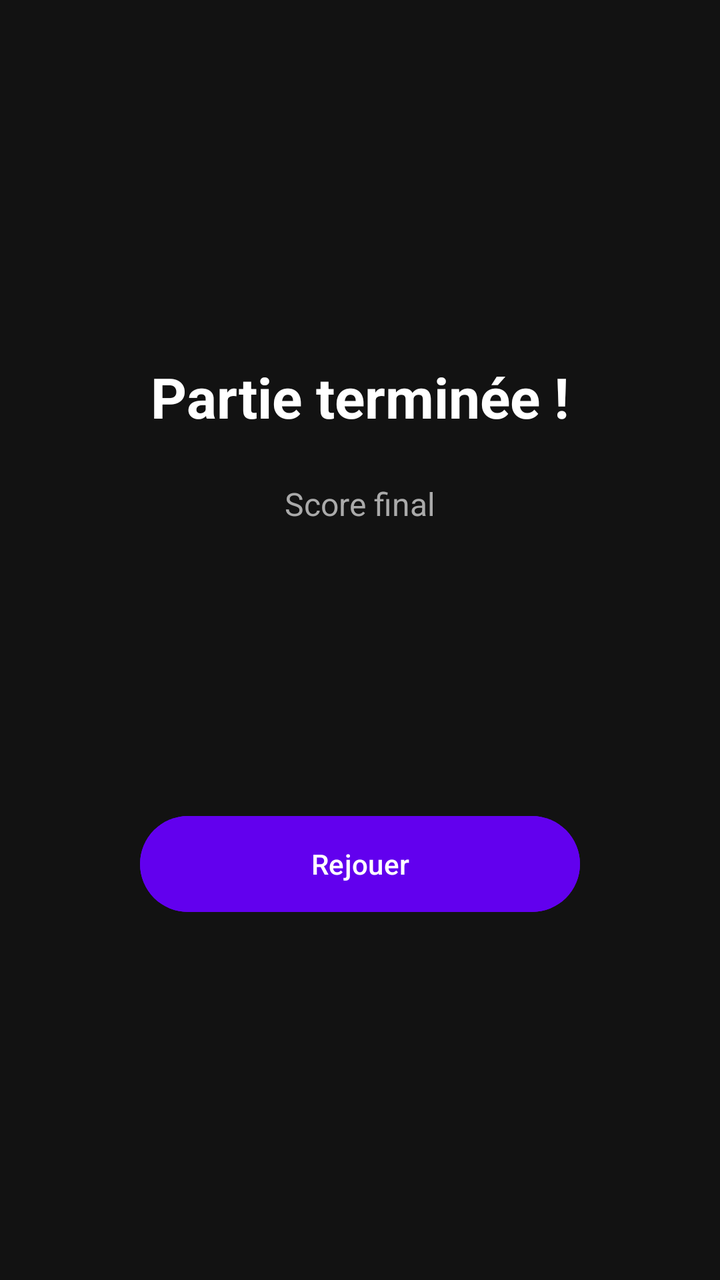
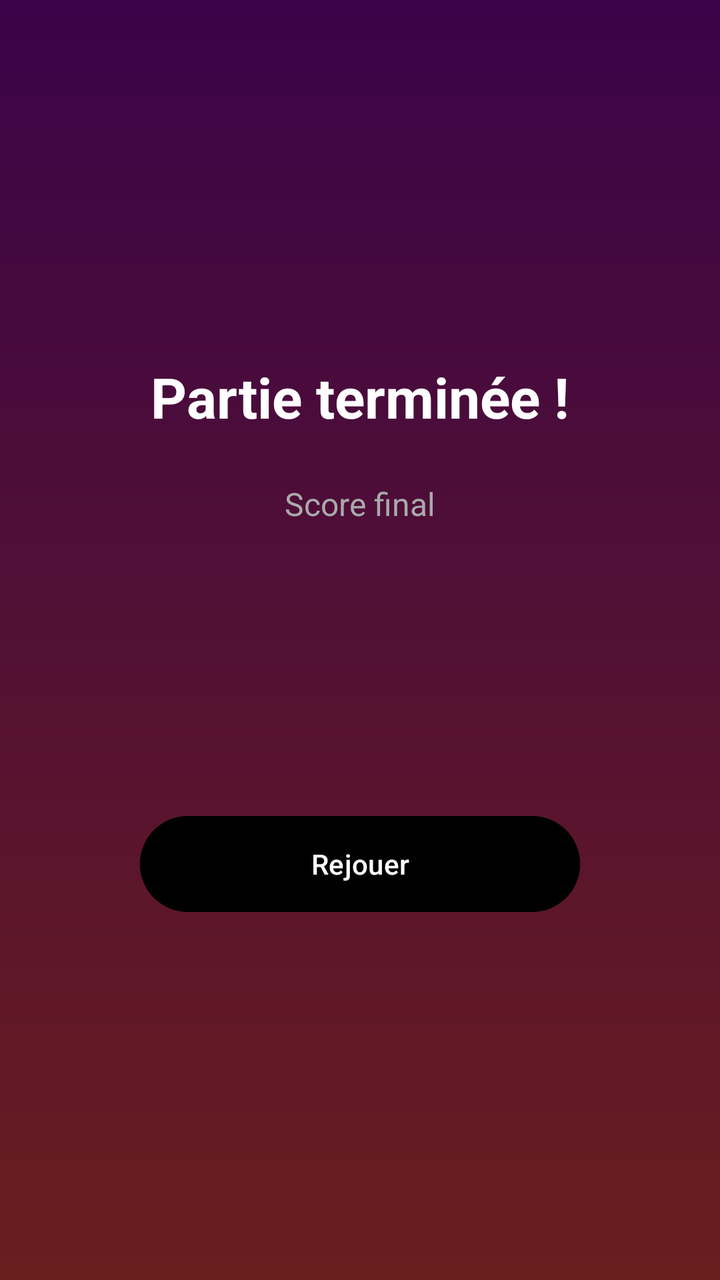

Two renders of the same Android screen: before a commit and after it. Below are the layout's source before the change and the commit's diff.
<!-- AndroidManifest.xml: application theme Theme.Rien_a_Cacher -->
<!-- res/layout/activity_game_end.xml -->
<?xml version="1.0" encoding="utf-8"?>
<LinearLayout xmlns:android="http://schemas.android.com/apk/res/android"
    android:layout_width="match_parent"
    android:layout_height="match_parent"
    android:orientation="vertical"
    android:gravity="center"
    android:background="#121212"
    android:padding="32dp">

    <TextView
        android:layout_width="wrap_content"
        android:layout_height="wrap_content"
        android:text="Partie terminée !"
        android:textSize="28sp"
        android:textStyle="bold"
        android:textColor="#FFFFFF"
        android:layout_marginBottom="24dp" />

    <TextView
        android:layout_width="wrap_content"
        android:layout_height="wrap_content"
        android:text="Score final"
        android:textSize="16sp"
        android:textColor="#AAAAAA"
        android:layout_marginBottom="8dp" />

    <TextView
        android:id="@+id/tvFinalScore"
        android:layout_width="wrap_content"
        android:layout_height="wrap_content"
        android:textSize="64sp"
        android:textStyle="bold"
        android:textColor="#03DAC5"
        android:layout_marginBottom="48dp" />

    <Button
        android:id="@+id/btnReplay"
        android:layout_width="220dp"
        android:layout_height="56dp"
        android:text="Rejouer"
        android:textColor="#FFFFFF"
        android:backgroundTint="#6200EE" />

</LinearLayout>
<!-- resources referenced by this layout -->
<resources>
  <style name="Theme.Rien_a_Cacher" parent="Base.Theme.Rien_a_Cacher" />
  <style name="Base.Theme.Rien_a_Cacher" parent="Theme.Material3.DayNight.NoActionBar">
          
          
      </style>
</resources>

<!-- the commit's change to res/layout/activity_game_end.xml (unified diff, before → after) -->
@@ -1,28 +1,29 @@
 <?xml version="1.0" encoding="utf-8"?>
-<LinearLayout xmlns:android="http://schemas.android.com/apk/res/android"
+<LinearLayout
+    xmlns:android="http://schemas.android.com/apk/res/android"
     android:layout_width="match_parent"
     android:layout_height="match_parent"
     android:orientation="vertical"
     android:gravity="center"
-    android:background="#121212"
-    android:padding="32dp">
+    android:background="@drawable/background_gradient"
+    android:padding="32sp">
 
     <TextView
         android:layout_width="wrap_content"
         android:layout_height="wrap_content"
-        android:text="Partie terminée !"
+        android:text="@string/finishGame"
         android:textSize="28sp"
         android:textStyle="bold"
         android:textColor="#FFFFFF"
-        android:layout_marginBottom="24dp" />
+        android:layout_marginBottom="24sp" />
 
     <TextView
         android:layout_width="wrap_content"
         android:layout_height="wrap_content"
-        android:text="Score final"
+        android:text="@string/finalScore"
         android:textSize="16sp"
         android:textColor="#AAAAAA"
-        android:layout_marginBottom="8dp" />
+        android:layout_marginBottom="8sp" />
 
     <TextView
         android:id="@+id/tvFinalScore"
@@ -30,15 +31,14 @@
         android:layout_height="wrap_content"
         android:textSize="64sp"
         android:textStyle="bold"
-        android:textColor="#03DAC5"
-        android:layout_marginBottom="48dp" />
+        android:textColor="#BA3406"
+        android:layout_marginBottom="48sp" />
 
     <Button
         android:id="@+id/btnReplay"
-        android:layout_width="220dp"
-        android:layout_height="56dp"
-        android:text="Rejouer"
+        android:layout_width="220sp"
+        android:layout_height="56sp"
+        android:text="@string/retry"
         android:textColor="#FFFFFF"
-        android:backgroundTint="#6200EE" />
-
+        android:backgroundTint="#000" />
 </LinearLayout>
<!-- resource entries referenced after the edit -->
@@ -1,5 +1,19 @@
 <!-- resources referenced by this layout -->
 <resources>
+  <!-- drawable background_gradient (drawable) -->
+  <?xml version="1.0" encoding="utf-8"?>
+  <shape
+      xmlns:android="http://schemas.android.com/apk/res/android"
+      android:shape="rectangle">
+      <gradient
+          android:type="linear"
+          android:startColor="#3B0349"
+          android:endColor="#6A1E1E"
+          android:angle="200" />
+  </shape>
+  <string name="finalScore">Score final</string>
+  <string name="finishGame">Partie terminée !</string>
+  <string name="retry">Rejouer</string>
   <style name="Theme.Rien_a_Cacher" parent="Base.Theme.Rien_a_Cacher" />
   <style name="Base.Theme.Rien_a_Cacher" parent="Theme.Material3.DayNight.NoActionBar">
           
